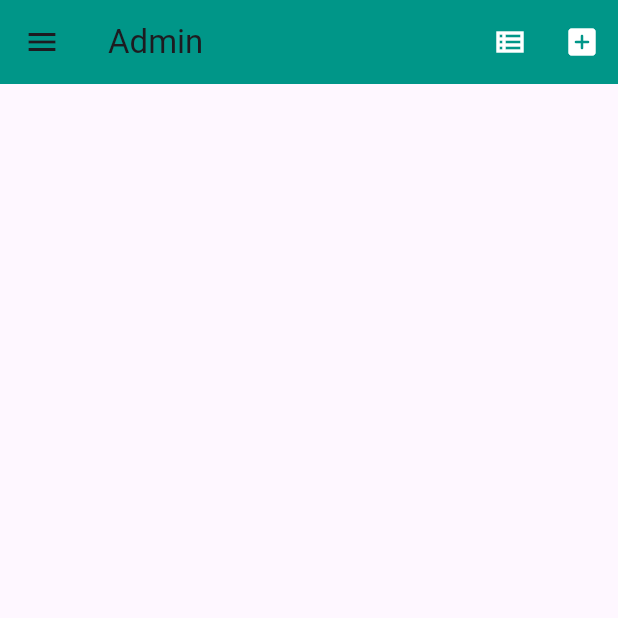
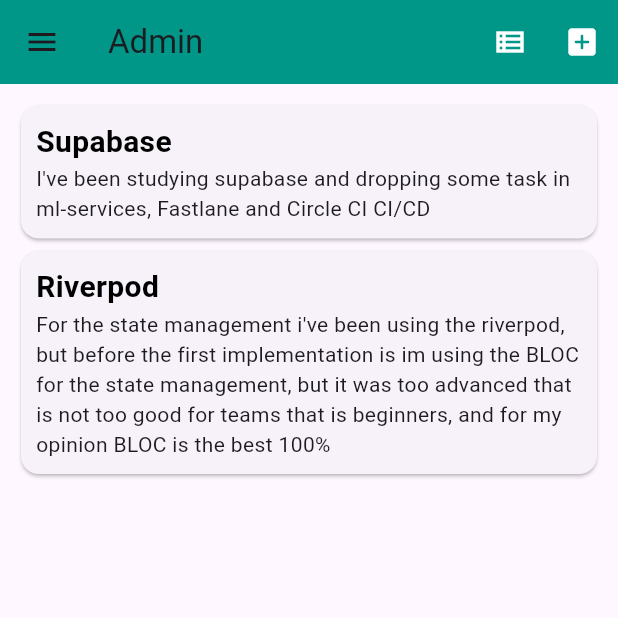
Before and after one commit to san-dr0/flutter-cart, a Flutter app: the AdminPageV2 screen opened by its route, on a phone screen of 412 x 824 dp, the top half of it. Run offline on Flutter 3.47's test engine with Material 3 defaults, Android fonts, the phone set to English and light mode, and no system bars; our stand-ins replace bloc, dash_chat_2, equatable, firebase_core, firebase_vertexai, flutter_bloc and 11 more; missing offline and left inert: biometric_signature, device_security_checking; accounts and stored records are empty; generated files the repository leaves out were written again.

Commit message:
admin workflow

```diff
--- a/lib/core/string.dart
+++ b/lib/core/string.dart
@@ -71,3 +71,7 @@ const String productAddedToCartTitle = "Product added to cart";
 const String closeTitle = "Close";
 const String okayTitle = "Okay";
 const String transactionRecordTitleAdded = "New transaction was added.";
+const String supBaseTitle = "Supabase";
+const String supaBaseTitleDescription = "I've been studying supabase and dropping some task in ml-services, Fastlane and Circle CI CI/CD";
+const String riverPodTitle = "Riverpod";
+const String riverPodTitleDescription = "For the state management i've been using the riverpod, but before the first implementation is im using the BLOC for the state management, but it was too advanced that is not too good for teams that is beginners, and for my opinion BLOC is the best 100%";
--- a/lib/feature/riverpod-feature/feature/admin/pages/admin.page.dart
+++ b/lib/feature/riverpod-feature/feature/admin/pages/admin.page.dart
@@ -1,5 +1,6 @@
 import 'package:clean_arch2/core/color.dart';
 import 'package:clean_arch2/core/string.dart';
+import 'package:clean_arch2/core/text.style.dart';
 import 'package:flutter/material.dart';
 import 'package:go_router/go_router.dart';
 
@@ -45,6 +46,21 @@ class _AdminPageV2 extends State<AdminPageV2> {
             DrawerHeader(child: Text("Drawer")),
             ListTile(
               onTap: () {
+              },
+              title: Text("List all users"),
+            ),
+            ListTile(
+              onTap: () {
+              },
+              title: Text("Subscribed users"),
+            ),
+            ListTile(
+              onTap: () {
+              },
+              title: Text("Unsubscribed users"),
+            ),
+            ListTile(
+              onTap: () {
                 onGoHome();
               },
               title: Text("Logout"),
@@ -52,6 +68,42 @@ class _AdminPageV2 extends State<AdminPageV2> {
           ]
         ),
       ),
+      body: Column(
+        children: [
+          Container(
+            padding: const EdgeInsets.all(10.0),
+            width: MediaQuery.sizeOf(context).width,
+            child: Column(
+              children: [
+                Card(
+                  child: Padding(
+                    padding: const EdgeInsets.all(10.0),
+                    child: Column(
+                      crossAxisAlignment: CrossAxisAlignment.start,
+                      children: [
+                        Text(supBaseTitle, style: textStyle(fontSize: 20.0, color: Colors.black, fontWeight: FontWeight.bold),),
+                        Text(supaBaseTitleDescription)
+                      ],
+                    ),
+                  ),
+                ),
+                Card(
+                  child: Padding(
+                    padding: const EdgeInsets.all(10.0),
+                    child: Column(
+                      crossAxisAlignment: CrossAxisAlignment.start,
+                      children: [
+                        Text(riverPodTitle, style: textStyle(fontSize: 20.0, color: Colors.black, fontWeight: FontWeight.bold),),
+                        Text(riverPodTitleDescription)
+                      ],
+                    ),
+                  ),
+                ),
+              ],
+            )
+          )
+        ],
+      ),
     );
   }
 }
--- a/lib/feature/riverpod-feature/feature/todo-home/pages/todo_home.page.dart
+++ b/lib/feature/riverpod-feature/feature/todo-home/pages/todo_home.page.dart
@@ -23,7 +23,8 @@ class _TodoHomePage extends ConsumerState<TodoHomePage> {
     final adminAuth = ref.read(adminAuthPod).value;
     ref.read(userTypePod.notifier).setUserType("admin");
     if (adminAuth != null) {
-      context.push("/riverpod-admin-dashboard");
+      context.push("/admin-dashboard-v2");
+      return;
     }
     context.push("/riverpod-auth-login");
   }
```
